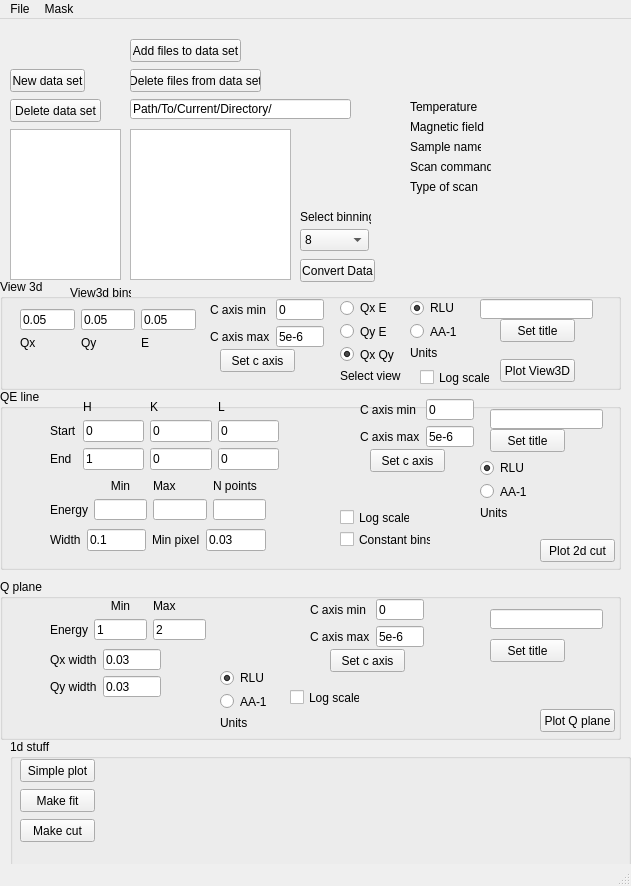
Before: the Qt Designer form MJOLNIR_GUI_ui.ui in MJOLNIRPackage/MJOLNIR-GUI, drawn with Qt 5.
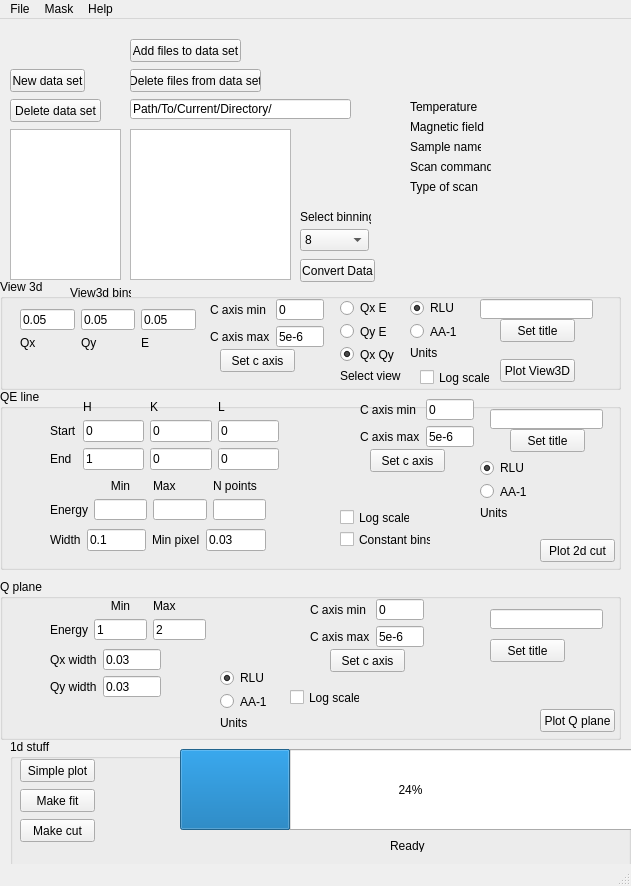
After: the same form once the commit is applied.

```diff
--- a/MJOLNIR_GUI_ui.ui
+++ b/MJOLNIR_GUI_ui.ui
@@ -457,7 +457,7 @@
     <widget class="QPushButton" name="QELine_SetTitle_button">
      <property name="geometry">
       <rect>
-       <x>490</x>
+       <x>510</x>
        <y>40</y>
        <width>75</width>
        <height>23</height>
@@ -789,6 +789,32 @@
       <string>Make fit</string>
      </property>
     </widget>
+    <widget class="QProgressBar" name="progressBar">
+     <property name="geometry">
+      <rect>
+       <x>170</x>
+       <y>10</y>
+       <width>461</width>
+       <height>81</height>
+      </rect>
+     </property>
+     <property name="value">
+      <number>24</number>
+     </property>
+    </widget>
+    <widget class="QLabel" name="progressBar_label">
+     <property name="geometry">
+      <rect>
+       <x>380</x>
+       <y>100</y>
+       <width>47</width>
+       <height>13</height>
+      </rect>
+     </property>
+     <property name="text">
+      <string>Ready</string>
+     </property>
+    </widget>
    </widget>
    <widget class="QGroupBox" name="groupBox_5">
     <property name="geometry">
@@ -1181,8 +1207,15 @@
     <addaction name="actionOpen_mask_gui"/>
     <addaction name="actionLoad_mask"/>
    </widget>
+   <widget class="QMenu" name="menuHelp">
+    <property name="title">
+     <string>Help</string>
+    </property>
+    <addaction name="actionAbout"/>
+   </widget>
    <addaction name="menuFile"/>
    <addaction name="menuMask"/>
+   <addaction name="menuHelp"/>
   </widget>
   <widget class="QStatusBar" name="statusbar"/>
   <action name="actionOpen">
```
Left out of the diff: 71 changed lines with no effect on the pictures.
